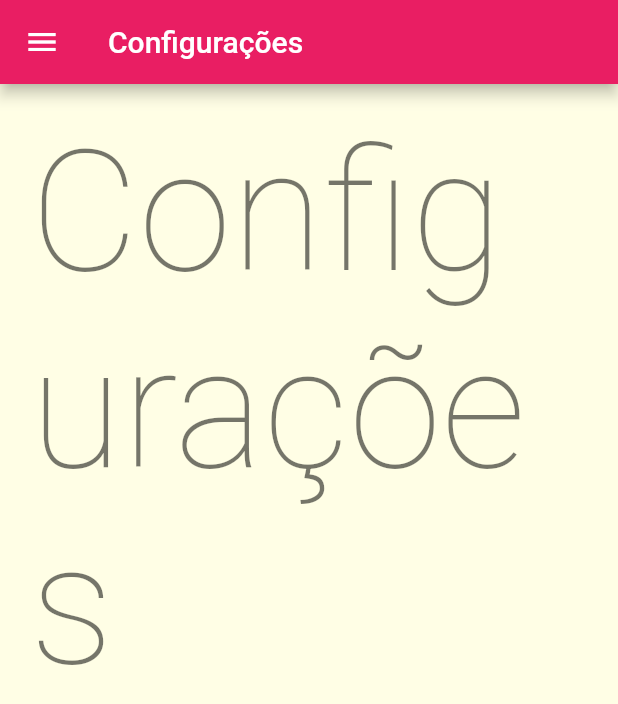
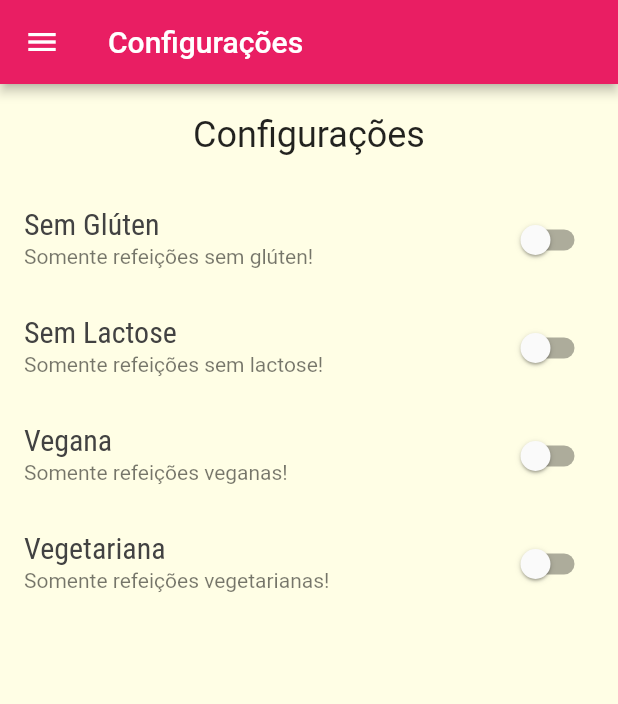
Before and after one commit to Mott4/meals, a Flutter app: the SettingsScreen screen opened by its route, on a phone screen of 412 x 824 dp. Shown: the top 704 px of the screen. Run offline on Flutter 3.47's test engine with Material 2 defaults, Android fonts, the phone set to English and light mode, and no system bars; network calls fail.

Commit message:
task: criando lógica para filtrar as comidas e salvando essa informação c/ acionamento dos botoes

```diff
--- a/lib/main.dart
+++ b/lib/main.dart
@@ -1,4 +1,5 @@
 import 'package:flutter/material.dart';
+import 'package:meals/models/settings.dart';
 
 import 'package:meals/screens/meal_detail_screen.dart';
 import 'package:meals/screens/settings_screen.dart';
@@ -7,11 +8,44 @@ import 'screens/categories_meals_screen.dart';
 import 'utils/app_routes.dart';
 import 'screens/tabs_screen.dart';
 
+import '../models/meal.dart';
+import '../data/dummy_data.dart';
+
 void main() {
   runApp(MyApp());
 }
 
-class MyApp extends StatelessWidget {
+class MyApp extends StatefulWidget {
+  @override
+  State<MyApp> createState() => _MyAppState();
+}
+
+class _MyAppState extends State<MyApp> {
+  Settings settings = Settings();
+  List<Meal> _availableMeals = DUMMY_MEALS;
+
+// ======================================================================================
+// ======================================================================================
+  void _filterMeals(Settings settings) {
+    setState(() {
+      // ================================================================================
+      // altero as configurações
+      this.settings = settings;
+      // ================================================================================
+      // altero as comidas disponíveis
+      _availableMeals = DUMMY_MEALS.where((meal) {
+        final filterGluten = settings.isGlutenFree && !meal.isGlutenFree;
+        final filterLactose = settings.isLactoseFree && !meal.isLactoseFree;
+        final filterVegan = settings.isVegan && !meal.isVegan;
+        final filterVegetarian = settings.isVegetarian && !meal.isVegetarian;
+
+        return !filterGluten && !filterLactose && !filterVegan && !filterVegetarian;
+      }).toList();
+    });
+  }
+// ======================================================================================
+// ======================================================================================
+
   @override
   Widget build(BuildContext context) {
     return MaterialApp(
@@ -23,21 +57,24 @@ class MyApp extends StatelessWidget {
           secondary: Colors.amber,
         ),
         fontFamily: 'Raleway',
-          canvasColor: Color.fromRGBO(255, 254, 229, 1),
+        canvasColor: const Color.fromRGBO(255, 254, 229, 1),
         textTheme: ThemeData.light().textTheme.copyWith(
-                subtitle1: TextStyle(
+              subtitle1: const TextStyle(
                 fontSize: 20,
                 fontFamily: 'RobotoCondensed',
                 color: Colors.white,
               ),
-              )),
+            ),
+      ),
       routes: {
         AppRoutes.HOME: (context) => TabsScreen(),
-        AppRoutes.CATEGORIES_MEALS: (context) => CategoriesMealsScreen(context),
+        AppRoutes.CATEGORIES_MEALS: (context) => CategoriesMealsScreen(_availableMeals),
         AppRoutes.MEAL_DETAIL: (context) => MealDetailScreen(),
-        AppRoutes.SETTINGS: (context) => SettingsScreen(),
+        AppRoutes.SETTINGS: (context) => SettingsScreen(settings, _filterMeals),
       },
+      // ======================================================================================
       // função de teste que posso usar para criar rotas dinâmicas baseadas no NOME da ROTA
+      // ======================================================================================
       // [
       // onGenerateRoute: (settings) {
       //   if (settings.name == '/alguma-coisa') {
@@ -54,6 +91,8 @@ class MyApp extends StatelessWidget {
       //   }
       // },
       // onUnknownRoute: (settings) {},
+      // ==================================================================================
+      // ==================================================================================
       debugShowCheckedModeBanner: false,
     );
   }
--- a/lib/screens/settings_screen.dart
+++ b/lib/screens/settings_screen.dart
@@ -2,31 +2,53 @@ import 'package:flutter/src/widgets/container.dart';
 import 'package:flutter/src/widgets/framework.dart';
 import 'package:flutter/material.dart';
 import '../components/main_drawer.dart';
+import '../models/settings.dart';
 
-class SettingsScreen extends StatelessWidget {
+class SettingsScreen extends StatefulWidget {
+  final Settings settings;
+  final Function(Settings) onSettingsChanged;
+
+  const SettingsScreen(this.settings, this.onSettingsChanged);
+
+  @override
+  State<SettingsScreen> createState() => _SettingsScreenState();
+}
+
+class _SettingsScreenState extends State<SettingsScreen> {
+  var settings = Settings();
+
+  @override
+  void initState() {
+    super.initState();
+    settings = widget.settings;
+  }
+
   Widget _createSwitch(
     String title,
     String subtitle,
     bool value,
-    Function onChanged,
+    Function(bool) onChanged,
   ) {
     return SwitchListTile.adaptive(
-      title: Text(title),
+      title: Text(
+        title,
+        style: TextStyle(color: Colors.grey[800]),
+      ),
       subtitle: Text(subtitle),
       value: value,
       onChanged: ((value) {
-        onChanged;
+        onChanged(value);
+        widget.onSettingsChanged(settings);
       }),
     );
   }
-
-  const SettingsScreen({super.key});
 
   @override
   Widget build(BuildContext context) {
     return Scaffold(
       appBar: AppBar(
         title: Text('Configurações'),
+        elevation: 3,
       ),
       drawer: MainDrawer(),
       body: Column(
@@ -35,7 +57,37 @@ class SettingsScreen extends StatelessWidget {
             padding: EdgeInsets.all(20),
             child: Text(
               'Configurações',
-              style: Theme.of(context).textTheme.headline1,
+              style: Theme.of(context).textTheme.headline5,
+            ),
+          ),
+          Expanded(
+            child: ListView(
+              children: <Widget>[
+                _createSwitch(
+                  'Sem Glúten',
+                  'Somente refeições sem glúten!',
+                  settings.isGlutenFree,
+                  (value) => setState((() => settings.isGlutenFree = value)),
+                ),
+                _createSwitch(
+                  'Sem Lactose',
+                  'Somente refeições sem lactose!',
+                  settings.isLactoseFree,
+                  (value) => setState((() => settings.isLactoseFree = value)),
+                ),
+                _createSwitch(
+                  'Vegana',
+                  'Somente refeições veganas!',
+                  settings.isVegan,
+                  (value) => setState((() => settings.isVegan = value)),
+                ),
+                _createSwitch(
+                  'Vegetariana',
+                  'Somente refeições vegetarianas!',
+                  settings.isVegetarian,
+                  (value) => setState((() => settings.isVegetarian = value)),
+                ),
+              ],
             ),
           ),
         ],
```
Also changed, not shown: lib/screens/categories_meals_screen.dart (+11 -11 lines). Lines whose indentation alone changed are shown as unchanged.
